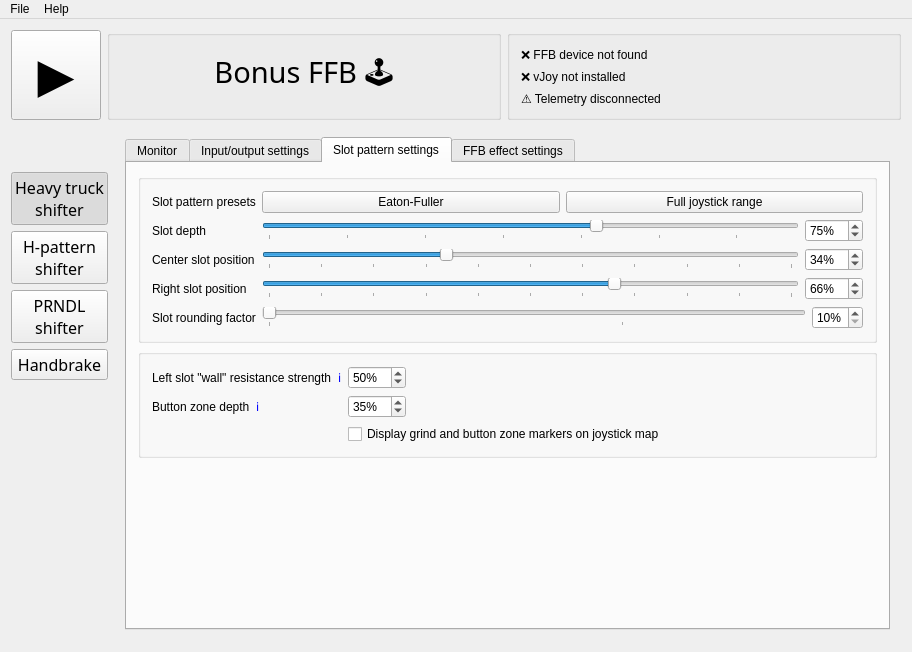
Above: BonusFFB/BonusFFB.ui from kgmonteith/BonusFFB before the change. Below: the same form after it.
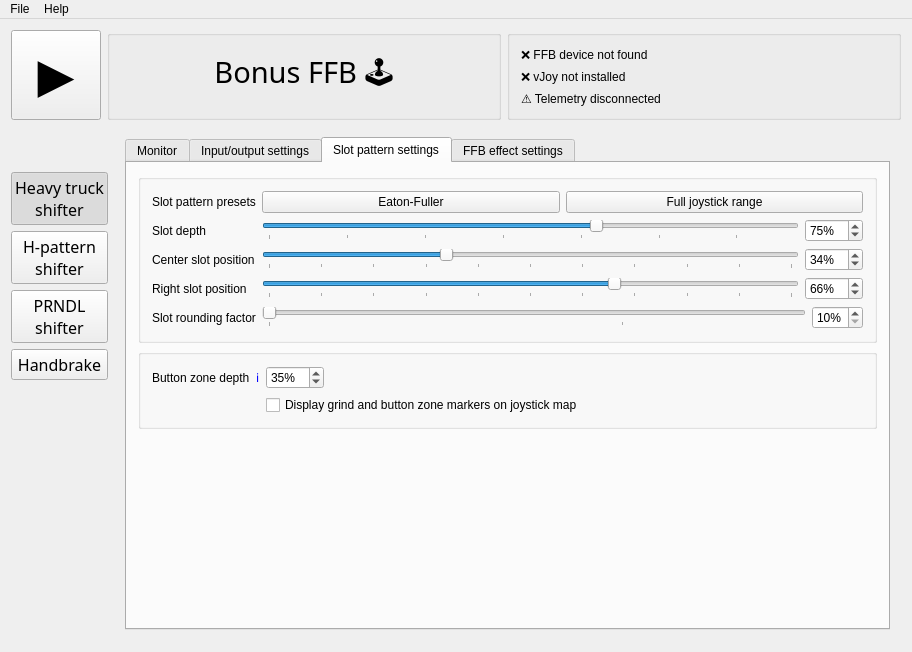
That is the form after the change. Icons and pictures are not drawn.

Commit message: Improved heavy truck left-slot-wall effect Strengthened Prndl left/right centering effect

Diff of the .ui file:
```diff
--- a/BonusFFB/BonusFFB.ui
+++ b/BonusFFB/BonusFFB.ui
@@ -991,49 +991,6 @@
               </property>
               <layout class="QFormLayout" name="formLayout_11">
                <item row="0" column="0">
-                <layout class="QHBoxLayout" name="horizontalLayout_53">
-                 <item>
-                  <widget class="QLabel" name="label_49">
-                   <property name="text">
-                    <string>Left slot &quot;wall&quot; resistance strength</string>
-                   </property>
-                  </widget>
-                 </item>
-                 <item>
-                  <widget class="QLabel" name="label_50">
-                   <property name="text">
-                    <string>&lt;a href=&quot;https://kgmonteith.github.io/BonusFFB/heavytruck/#left-slot-resistance&quot; style=&quot;text-decoration: none&quot;&gt;ℹ️&lt;/a&gt;</string>
-                   </property>
-                   <property name="openExternalLinks">
-                    <bool>true</bool>
-                   </property>
-                  </widget>
-                 </item>
-                </layout>
-               </item>
-               <item row="0" column="1">
-                <widget class="QSpinBox" name="heavytruck_leftSlotResistanceStrengthSpinbox">
-                 <property name="sizePolicy">
-                  <sizepolicy hsizetype="Fixed" vsizetype="Fixed">
-                   <horstretch>0</horstretch>
-                   <verstretch>0</verstretch>
-                  </sizepolicy>
-                 </property>
-                 <property name="suffix">
-                  <string>%</string>
-                 </property>
-                 <property name="minimum">
-                  <number>0</number>
-                 </property>
-                 <property name="maximum">
-                  <number>100</number>
-                 </property>
-                 <property name="value">
-                  <number>50</number>
-                 </property>
-                </widget>
-               </item>
-               <item row="1" column="0">
                 <layout class="QHBoxLayout" name="horizontalLayout_52">
                  <item>
                   <widget class="QLabel" name="label_47">
@@ -1054,7 +1011,7 @@
                  </item>
                 </layout>
                </item>
-               <item row="1" column="1">
+               <item row="0" column="1">
                 <widget class="QSpinBox" name="heavytruck_buttonZoneDepthSpinbox">
                  <property name="sizePolicy">
                   <sizepolicy hsizetype="Fixed" vsizetype="Fixed">
@@ -1076,7 +1033,7 @@
                  </property>
                 </widget>
                </item>
-               <item row="2" column="1">
+               <item row="1" column="1">
                 <widget class="QCheckBox" name="heavytruck_displayZoneMarkers">
                  <property name="text">
                   <string>Display grind and button zone markers on joystick map</string>
```
The commit also changes 11 other files.
